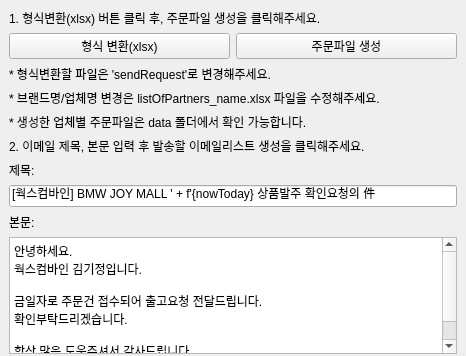
Above: GUI/collalab_rpa.ui from Areum120/bmwjoymall before the change; both pictures show x 0 to 466 and y 0 to 356 of the 466 by 617 pixel window. Below: the same form after it.
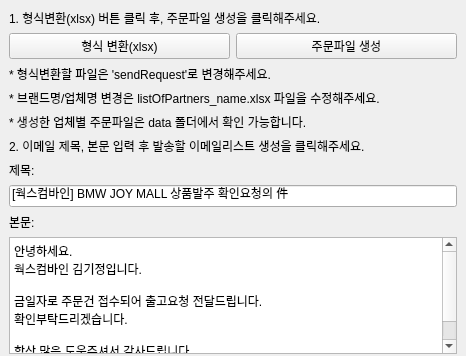
That is the form after the change.

Commit message: thread button event 4개 기능 구현

The edit to the form file:
```diff
--- a/GUI/collalab_rpa.ui
+++ b/GUI/collalab_rpa.ui
@@ -82,7 +82,7 @@
         <item row="2" column="0">
          <widget class="QLineEdit" name="lineEdit">
           <property name="text">
-           <string>[웍스컴바인] BMW JOY MALL ' + f'{nowToday} 상품발주 확인요청의 件</string>
+           <string>[웍스컴바인] BMW JOY MALL 상품발주 확인요청의 件</string>
           </property>
          </widget>
         </item>
```
The commit also changes 6 other files.
